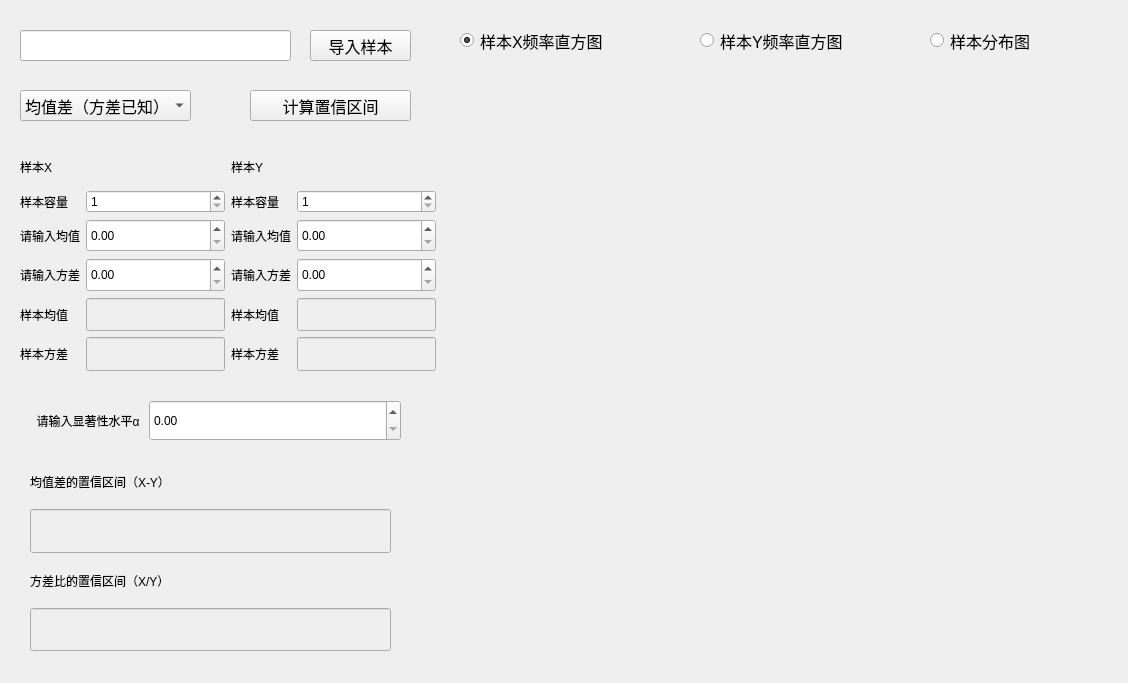
Above: files/double_confidence_interval.ui from chenxindaaa/MathematicalStatistics before the change. Below: the same form after it.
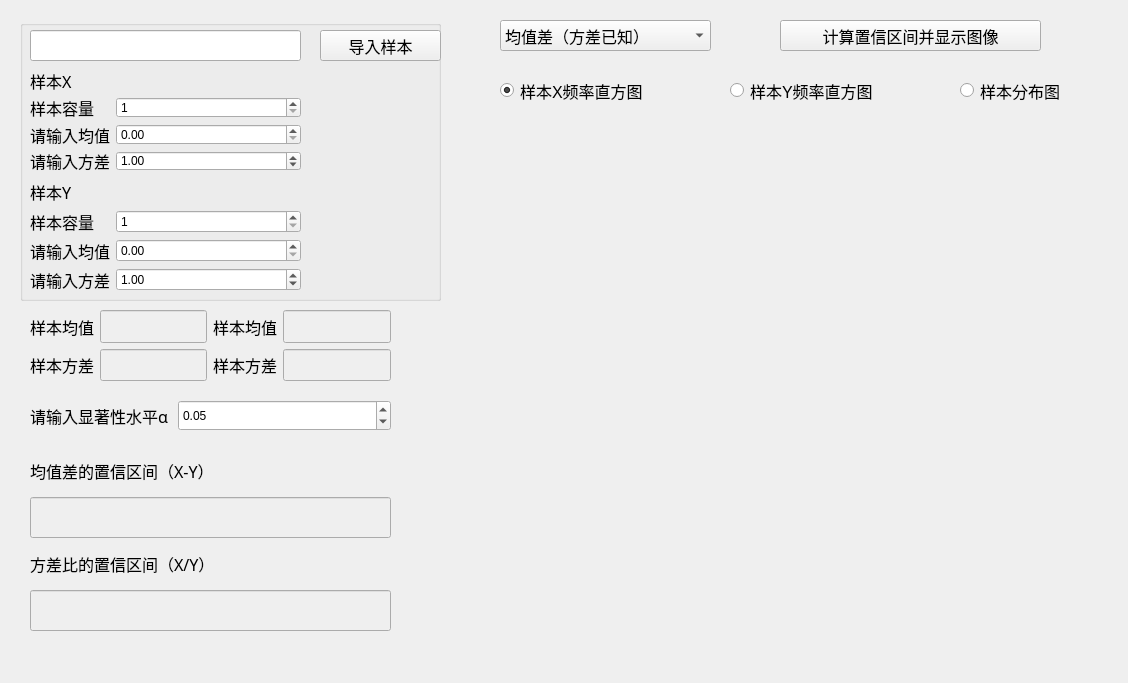
That is the form after the change. Custom widgets are drawn as their Qt base class.

What changed in the file:
```diff
--- a/files/double_confidence_interval.ui
+++ b/files/double_confidence_interval.ui
@@ -22,9 +22,9 @@
   <widget class="QPushButton" name="pushButton">
    <property name="geometry">
     <rect>
-     <x>250</x>
-     <y>90</y>
-     <width>161</width>
+     <x>780</x>
+     <y>20</y>
+     <width>261</width>
      <height>31</height>
     </rect>
    </property>
@@ -34,16 +34,16 @@
     </font>
    </property>
    <property name="text">
-    <string>计算置信区间</string>
+    <string>计算置信区间并显示图像</string>
    </property>
   </widget>
   <widget class="Plot" name="widget" native="true">
    <property name="geometry">
     <rect>
-     <x>450</x>
-     <y>100</y>
-     <width>641</width>
-     <height>551</height>
+     <x>440</x>
+     <y>130</y>
+     <width>651</width>
+     <height>521</height>
     </rect>
    </property>
   </widget>
@@ -52,15 +52,21 @@
     <rect>
      <x>30</x>
      <y>400</y>
-     <width>371</width>
-     <height>41</height>
+     <width>361</width>
+     <height>31</height>
     </rect>
    </property>
    <layout class="QHBoxLayout" name="horizontalLayout">
     <item>
      <widget class="QLabel" name="label">
+      <property name="font">
+       <font>
+        <family>Agency FB</family>
+        <pointsize>12</pointsize>
+       </font>
+      </property>
       <property name="text">
-       <string>  请输入显著性水平α </string>
+       <string>请输入显著性水平α </string>
       </property>
      </widget>
     </item>
@@ -78,6 +84,9 @@
       <property name="singleStep">
        <double>0.010000000000000</double>
       </property>
+      <property name="value">
+       <double>0.050000000000000</double>
+      </property>
      </widget>
     </item>
    </layout>
@@ -86,9 +95,9 @@
    <property name="geometry">
     <rect>
      <x>30</x>
-     <y>460</y>
+     <y>450</y>
      <width>361</width>
-     <height>191</height>
+     <height>181</height>
     </rect>
    </property>
    <layout class="QVBoxLayout" name="verticalLayout">
@@ -100,6 +109,12 @@
         <verstretch>0</verstretch>
        </sizepolicy>
       </property>
+      <property name="font">
+       <font>
+        <family>Agency FB</family>
+        <pointsize>12</pointsize>
+       </font>
+      </property>
       <property name="text">
        <string>均值差的置信区间（X-Y）</string>
       </property>
@@ -129,6 +144,12 @@
         <verstretch>0</verstretch>
        </sizepolicy>
       </property>
+      <property name="font">
+       <font>
+        <family>Agency FB</family>
+        <pointsize>12</pointsize>
+       </font>
+      </property>
       <property name="text">
        <string>方差比的置信区间（X/Y）</string>
       </property>
@@ -152,29 +173,11 @@
     </item>
    </layout>
   </widget>
-  <widget class="QPushButton" name="pushButton_7">
-   <property name="geometry">
-    <rect>
-     <x>310</x>
-     <y>30</y>
-     <width>101</width>
-     <height>31</height>
-    </rect>
-   </property>
-   <property name="font">
-    <font>
-     <pointsize>12</pointsize>
-    </font>
-   </property>
-   <property name="text">
-    <string>导入样本</string>
-   </property>
-  </widget>
   <widget class="QRadioButton" name="radioButton">
    <property name="geometry">
     <rect>
-     <x>460</x>
-     <y>30</y>
+     <x>500</x>
+     <y>80</y>
      <width>201</width>
      <height>21</height>
     </rect>
@@ -191,21 +194,11 @@
     <bool>true</bool>
    </property>
   </widget>
-  <widget class="QLineEdit" name="lineEdit">
-   <property name="geometry">
-    <rect>
-     <x>20</x>
-     <y>30</y>
-     <width>271</width>
-     <height>31</height>
-    </rect>
-   </property>
-  </widget>
   <widget class="QRadioButton" name="radioButton_3">
    <property name="geometry">
     <rect>
-     <x>930</x>
-     <y>30</y>
+     <x>960</x>
+     <y>80</y>
      <width>161</width>
      <height>21</height>
     </rect>
@@ -222,8 +215,8 @@
   <widget class="QRadioButton" name="radioButton_5">
    <property name="geometry">
     <rect>
-     <x>700</x>
-     <y>30</y>
+     <x>730</x>
+     <y>80</y>
      <width>201</width>
      <height>21</height>
     </rect>
@@ -237,258 +230,12 @@
     <string>样本Y频率直方图</string>
    </property>
   </widget>
-  <widget class="QWidget" name="layoutWidget">
-   <property name="geometry">
-    <rect>
-     <x>20</x>
-     <y>150</y>
-     <width>416</width>
-     <height>221</height>
-    </rect>
-   </property>
-   <layout class="QGridLayout" name="gridLayout">
-    <item row="0" column="0">
-     <layout class="QGridLayout" name="gridLayout_2">
-      <item row="3" column="0">
-       <widget class="QLabel" name="label_5">
-        <property name="text">
-         <string>请输入方差</string>
-        </property>
-       </widget>
-      </item>
-      <item row="4" column="0">
-       <widget class="QLabel" name="label_12">
-        <property name="text">
-         <string>样本均值</string>
-        </property>
-       </widget>
-      </item>
-      <item row="4" column="2">
-       <widget class="QLineEdit" name="lineEdit_3">
-        <property name="enabled">
-         <bool>false</bool>
-        </property>
-        <property name="sizePolicy">
-         <sizepolicy hsizetype="Expanding" vsizetype="Expanding">
-          <horstretch>0</horstretch>
-          <verstretch>0</verstretch>
-         </sizepolicy>
-        </property>
-       </widget>
-      </item>
-      <item row="0" column="0">
-       <widget class="QLabel" name="label_2">
-        <property name="sizePolicy">
-         <sizepolicy hsizetype="Preferred" vsizetype="Expanding">
-          <horstretch>0</horstretch>
-          <verstretch>0</verstretch>
-         </sizepolicy>
-        </property>
-        <property name="text">
-         <string>样本X</string>
-        </property>
-       </widget>
-      </item>
-      <item row="3" column="2">
-       <widget class="QDoubleSpinBox" name="doubleSpinBox_3">
-        <property name="sizePolicy">
-         <sizepolicy hsizetype="Minimum" vsizetype="Expanding">
-          <horstretch>0</horstretch>
-          <verstretch>0</verstretch>
-         </sizepolicy>
-        </property>
-        <property name="maximum">
-         <double>99999999999999991433150857216.000000000000000</double>
-        </property>
-       </widget>
-      </item>
-      <item row="2" column="0">
-       <widget class="QLabel" name="label_4">
-        <property name="text">
-         <string>请输入均值</string>
-        </property>
-       </widget>
-      </item>
-      <item row="5" column="0">
-       <widget class="QLabel" name="label_13">
-        <property name="text">
-         <string>样本方差</string>
-        </property>
-       </widget>
-      </item>
-      <item row="5" column="2">
-       <widget class="QLineEdit" name="lineEdit_4">
-        <property name="enabled">
-         <bool>false</bool>
-        </property>
-        <property name="sizePolicy">
-         <sizepolicy hsizetype="Expanding" vsizetype="Expanding">
-          <horstretch>0</horstretch>
-          <verstretch>0</verstretch>
-         </sizepolicy>
-        </property>
-       </widget>
-      </item>
-      <item row="2" column="2">
-       <widget class="QDoubleSpinBox" name="doubleSpinBox_2">
-        <property name="sizePolicy">
-         <sizepolicy hsizetype="Minimum" vsizetype="Expanding">
-          <horstretch>0</horstretch>
-          <verstretch>0</verstretch>
-         </sizepolicy>
-        </property>
-        <property name="maximum">
-         <double>99999999999999991433150857216.000000000000000</double>
-        </property>
-       </widget>
-      </item>
-      <item row="1" column="0">
-       <widget class="QLabel" name="label_6">
-        <property name="text">
-         <string>样本容量</string>
-        </property>
-       </widget>
-      </item>
-      <item row="1" column="2">
-       <widget class="QSpinBox" name="spinBox">
-        <property name="minimum">
-         <number>1</number>
-        </property>
-        <property name="maximum">
-         <number>999999999</number>
-        </property>
-       </widget>
-      </item>
-     </layout>
-    </item>
-    <item row="0" column="1">
-     <layout class="QGridLayout" name="gridLayout_5">
-      <property name="topMargin">
-       <number>0</number>
-      </property>
-      <property name="bottomMargin">
-       <number>0</number>
-      </property>
-      <item row="0" column="0">
-       <widget class="QLabel" name="label_8">
-        <property name="sizePolicy">
-         <sizepolicy hsizetype="Preferred" vsizetype="Expanding">
-          <horstretch>0</horstretch>
-          <verstretch>0</verstretch>
-         </sizepolicy>
-        </property>
-        <property name="text">
-         <string>样本Y</string>
-        </property>
-       </widget>
-      </item>
-      <item row="4" column="0">
-       <widget class="QLabel" name="label_14">
-        <property name="text">
-         <string>样本均值</string>
-        </property>
-       </widget>
-      </item>
-      <item row="4" column="1">
-       <widget class="QLineEdit" name="lineEdit_5">
-        <property name="enabled">
-         <bool>false</bool>
-        </property>
-        <property name="sizePolicy">
-         <sizepolicy hsizetype="Expanding" vsizetype="Expanding">
-          <horstretch>0</horstretch>
-          <verstretch>0</verstretch>
-         </sizepolicy>
-        </property>
-       </widget>
-      </item>
-      <item row="3" column="1">
-       <widget class="QDoubleSpinBox" name="doubleSpinBox_5">
-        <property name="sizePolicy">
-         <sizepolicy hsizetype="Minimum" vsizetype="Expanding">
-          <horstretch>0</horstretch>
-          <verstretch>0</verstretch>
-         </sizepolicy>
-        </property>
-        <property name="maximum">
-         <double>99999999999999991433150857216.000000000000000</double>
-        </property>
-       </widget>
-      </item>
-      <item row="3" column="0">
-       <widget class="QLabel" name="label_9">
-        <property name="text">
-         <string>请输入方差</string>
-        </property>
-       </widget>
-      </item>
-      <item row="5" column="0">
-       <widget class="QLabel" name="label_15">
-        <property name="text">
-         <string>样本方差</string>
-        </property>
-       </widget>
-      </item>
-      <item row="2" column="1">
-       <widget class="QDoubleSpinBox" name="doubleSpinBox_4">
-        <property name="sizePolicy">
-         <sizepolicy hsizetype="Minimum" vsizetype="Expanding">
-          <horstretch>0</horstretch>
-          <verstretch>0</verstretch>
-         </sizepolicy>
-        </property>
-        <property name="maximum">
-         <double>99999999999999991433150857216.000000000000000</double>
-        </property>
-       </widget>
-      </item>
-      <item row="5" column="1">
-       <widget class="QLineEdit" name="lineEdit_6">
-        <property name="enabled">
-         <bool>false</bool>
-        </property>
-        <property name="sizePolicy">
-         <sizepolicy hsizetype="Expanding" vsizetype="Expanding">
-          <horstretch>0</horstretch>
-          <verstretch>0</verstretch>
-         </sizepolicy>
-        </property>
-       </widget>
-      </item>
-      <item row="1" column="1">
-       <widget class="QSpinBox" name="spinBox_2">
-        <property name="minimum">
-         <number>1</number>
-        </property>
-        <property name="maximum">
-         <number>999999999</number>
-        </property>
-       </widget>
-      </item>
-      <item row="1" column="0">
-       <widget class="QLabel" name="label_11">
-        <property name="text">
-         <string>样本容量</string>
-        </property>
-       </widget>
-      </item>
-      <item row="2" column="0">
-       <widget class="QLabel" name="label_3">
-        <property name="text">
-         <string>请输入均值</string>
-        </property>
-       </widget>
-      </item>
-     </layout>
-    </item>
-   </layout>
-  </widget>
   <widget class="QComboBox" name="comboBox">
    <property name="geometry">
     <rect>
-     <x>20</x>
-     <y>90</y>
-     <width>171</width>
+     <x>500</x>
+     <y>20</y>
+     <width>211</width>
      <height>31</height>
     </rect>
    </property>
@@ -529,6 +276,405 @@
     </property>
    </item>
   </widget>
+  <widget class="QWidget" name="layoutWidget">
+   <property name="geometry">
+    <rect>
+     <x>30</x>
+     <y>310</y>
+     <width>361</width>
+     <height>71</height>
+    </rect>
+   </property>
+   <layout class="QGridLayout" name="gridLayout_2">
+    <item row="0" column="0">
+     <widget class="QLabel" name="label_12">
+      <property name="font">
+       <font>
+        <family>Agency FB</family>
+        <pointsize>12</pointsize>
+       </font>
+      </property>
+      <property name="text">
+       <string>样本均值</string>
+      </property>
+     </widget>
+    </item>
+    <item row="0" column="1">
+     <widget class="QLineEdit" name="lineEdit_3">
+      <property name="enabled">
+       <bool>false</bool>
+      </property>
+      <property name="sizePolicy">
+       <sizepolicy hsizetype="Expanding" vsizetype="Expanding">
+        <horstretch>0</horstretch>
+        <verstretch>0</verstretch>
+       </sizepolicy>
+      </property>
+     </widget>
+    </item>
+    <item row="0" column="2">
+     <widget class="QLabel" name="label_14">
+      <property name="font">
+       <font>
+        <family>Agency FB</family>
+        <pointsize>12</pointsize>
+       </font>
+      </property>
+      <property name="text">
+       <string>样本均值</string>
+      </property>
+     </widget>
+    </item>
+    <item row="0" column="3">
+     <widget class="QLineEdit" name="lineEdit_5">
+      <property name="enabled">
+       <bool>false</bool>
+      </property>
+      <property name="sizePolicy">
+       <sizepolicy hsizetype="Expanding" vsizetype="Expanding">
+        <horstretch>0</horstretch>
+        <verstretch>0</verstretch>
+       </sizepolicy>
+      </property>
+     </widget>
+    </item>
+    <item row="1" column="0">
+     <widget class="QLabel" name="label_13">
+      <property name="font">
+       <font>
+        <family>Agency FB</family>
+        <pointsize>12</pointsize>
+       </font>
+      </property>
+      <property name="text">
+       <string>样本方差</string>
+      </property>
+     </widget>
+    </item>
+    <item row="1" column="1">
+     <widget class="QLineEdit" name="lineEdit_4">
+      <property name="enabled">
+       <bool>false</bool>
+      </property>
+      <property name="sizePolicy">
+       <sizepolicy hsizetype="Expanding" vsizetype="Expanding">
+        <horstretch>0</horstretch>
+        <verstretch>0</verstretch>
+       </sizepolicy>
+      </property>
+     </widget>
+    </item>
+    <item row="1" column="2">
+     <widget class="QLabel" name="label_15">
+      <property name="font">
+       <font>
+        <family>Agency FB</family>
+        <pointsize>12</pointsize>
+       </font>
+      </property>
+      <property name="text">
+       <string>样本方差</string>
+      </property>
+     </widget>
+    </item>
+    <item row="1" column="3">
+     <widget class="QLineEdit" name="lineEdit_6">
+      <property name="enabled">
+       <bool>false</bool>
+      </property>
+      <property name="sizePolicy">
+       <sizepolicy hsizetype="Expanding" vsizetype="Expanding">
+        <horstretch>0</horstretch>
+        <verstretch>0</verstretch>
+       </sizepolicy>
+      </property>
+     </widget>
+    </item>
+   </layout>
+  </widget>
+  <widget class="QGroupBox" name="groupBox">
+   <property name="geometry">
+    <rect>
+     <x>20</x>
+     <y>20</y>
+     <width>421</width>
+     <height>281</height>
+    </rect>
+   </property>
+   <property name="title">
+    <string/>
+   </property>
+   <widget class="QWidget" name="">
+    <property name="geometry">
+     <rect>
+      <x>10</x>
+      <y>50</y>
+      <width>271</width>
+      <height>101</height>
+     </rect>
+    </property>
+    <layout class="QGridLayout" name="gridLayout_3">
+     <item row="0" column="0">
+      <widget class="QLabel" name="label_2">
+       <property name="sizePolicy">
+        <sizepolicy hsizetype="Preferred" vsizetype="Expanding">
+         <horstretch>0</horstretch>
+         <verstretch>0</verstretch>
+        </sizepolicy>
+       </property>
+       <property name="font">
+        <font>
+         <family>Agency FB</family>
+         <pointsize>12</pointsize>
+        </font>
+       </property>
+       <property name="text">
+        <string>样本X</string>
+       </property>
+      </widget>
+     </item>
+     <item row="1" column="0">
+      <widget class="QLabel" name="label_6">
+       <property name="font">
+        <font>
+         <family>Agency FB</family>
+         <pointsize>12</pointsize>
+        </font>
+       </property>
+       <property name="text">
+        <string>样本容量</string>
+       </property>
+      </widget>
+     </item>
+     <item row="1" column="1">
+      <widget class="QSpinBox" name="spinBox">
+       <property name="sizePolicy">
+        <sizepolicy hsizetype="Expanding" vsizetype="Expanding">
+         <horstretch>0</horstretch>
+         <verstretch>0</verstretch>
+        </sizepolicy>
+       </property>
+       <property name="minimum">
+        <number>1</number>
+       </property>
+       <property name="maximum">
+        <number>999999999</number>
+       </property>
+      </widget>
+     </item>
+     <item row="2" column="0">
+      <widget class="QLabel" name="label_4">
+       <property name="font">
+        <font>
+         <family>Agency FB</family>
+         <pointsize>12</pointsize>
+        </font>
+       </property>
+       <property name="text">
+        <string>请输入均值</string>
+       </property>
+      </widget>
+     </item>
+     <item row="2" column="1">
+      <widget class="QDoubleSpinBox" name="doubleSpinBox_2">
+       <property name="sizePolicy">
+        <sizepolicy hsizetype="Expanding" vsizetype="Expanding">
+         <horstretch>0</horstretch>
+         <verstretch>0</verstretch>
+        </sizepolicy>
+       </property>
+       <property name="maximum">
+        <double>99999999999999991433150857216.000000000000000</double>
+       </property>
+      </widget>
+     </item>
+     <item row="3" column="0">
+      <widget class="QLabel" name="label_5">
+       <property name="font">
+        <font>
+         <family>Agency FB</family>
+         <pointsize>12</pointsize>
+        </font>
+       </property>
+       <property name="text">
+        <string>请输入方差</string>
+       </property>
+      </widget>
+     </item>
+     <item row="3" column="1">
+      <widget class="QDoubleSpinBox" name="doubleSpinBox_3">
+       <property name="sizePolicy">
+        <sizepolicy hsizetype="Expanding" vsizetype="Expanding">
+         <horstretch>0</horstretch>
+         <verstretch>0</verstretch>
+        </sizepolicy>
+       </property>
+       <property name="maximum">
+        <double>99999999999999991433150857216.000000000000000</double>
+       </property>
+       <property name="value">
+        <double>1.000000000000000</double>
+       </property>
+      </widget>
+     </item>
+    </layout>
+   </widget>
+   <widget class="QWidget" name="">
+    <property name="geometry">
+     <rect>
+      <x>10</x>
+      <y>160</y>
+      <width>271</width>
+      <height>111</height>
+     </rect>
+    </property>
+    <layout class="QGridLayout" name="gridLayout">
+     <item row="0" column="0">
+      <widget class="QLabel" name="label_8">
+       <property name="sizePolicy">
+        <sizepolicy hsizetype="Preferred" vsizetype="Expanding">
+         <horstretch>0</horstretch>
+         <verstretch>0</verstretch>
+        </sizepolicy>
+       </property>
+       <property name="font">
+        <font>
+         <family>Agency FB</family>
+         <pointsize>12</pointsize>
+        </font>
+       </property>
+       <property name="text">
+        <string>样本Y</string>
+       </property>
+      </widget>
+     </item>
+     <item row="1" column="0">
+      <widget class="QLabel" name="label_11">
+       <property name="font">
+        <font>
+         <family>Agency FB</family>
+         <pointsize>12</pointsize>
+        </font>
+       </property>
+       <property name="text">
+        <string>样本容量</string>
+       </property>
+      </widget>
+     </item>
+     <item row="1" column="1">
+      <widget class="QSpinBox" name="spinBox_2">
+       <property name="sizePolicy">
+        <sizepolicy hsizetype="Expanding" vsizetype="Expanding">
+         <horstretch>0</horstretch>
+         <verstretch>0</verstretch>
+        </sizepolicy>
+       </property>
+       <property name="minimum">
+        <number>1</number>
+       </property>
+       <property name="maximum">
+        <number>999999999</number>
+       </property>
+      </widget>
+     </item>
+     <item row="2" column="0">
+      <widget class="QLabel" name="label_3">
+       <property name="font">
+        <font>
+         <family>Agency FB</family>
+         <pointsize>12</pointsize>
+        </font>
+       </property>
+       <property name="text">
+        <string>请输入均值</string>
+       </property>
+      </widget>
+     </item>
+     <item row="2" column="1">
+      <widget class="QDoubleSpinBox" name="doubleSpinBox_4">
+       <property name="sizePolicy">
+        <sizepolicy hsizetype="Expanding" vsizetype="Expanding">
+         <horstretch>0</horstretch>
+         <verstretch>0</verstretch>
+        </sizepolicy>
+       </property>
+       <property name="maximum">
+        <double>99999999999999991433150857216.000000000000000</double>
+       </property>
+      </widget>
+     </item>
+     <item row="3" column="0">
+      <widget class="QLabel" name="label_9">
+       <property name="font">
+        <font>
+         <family>Agency FB</family>
+         <pointsize>12</pointsize>
+        </font>
+       </property>
+       <property name="text">
+        <string>请输入方差</string>
+       </property>
+      </widget>
+     </item>
+     <item row="3" column="1">
+      <widget class="QDoubleSpinBox" name="doubleSpinBox_5">
+       <property name="sizePolicy">
+        <sizepolicy hsizetype="Expanding" vsizetype="Expanding">
+         <horstretch>0</horstretch>
+         <verstretch>0</verstretch>
+        </sizepolicy>
+       </property>
+       <property name="maximum">
+        <double>99999999999999991433150857216.000000000000000</double>
+       </property>
+       <property name="value">
+        <double>1.000000000000000</double>
+       </property>
+      </widget>
+     </item>
+    </layout>
+   </widget>
+   <widget class="QLineEdit" name="lineEdit">
+    <property name="geometry">
+     <rect>
+      <x>10</x>
+      <y>10</y>
+      <width>271</width>
+      <height>31</height>
+     </rect>
+    </property>
+    <property name="sizePolicy">
+     <sizepolicy hsizetype="Expanding" vsizetype="Expanding">
+      <horstretch>0</horstretch>
+      <verstretch>0</verstretch>
+     </sizepolicy>
+    </property>
+   </widget>
+   <widget class="QPushButton" name="pushButton_7">
+    <property name="geometry">
+     <rect>
+      <x>300</x>
+      <y>10</y>
+      <width>121</width>
+      <height>31</height>
+     </rect>
+    </property>
+    <property name="sizePolicy">
+     <sizepolicy hsizetype="Minimum" vsizetype="Expanding">
+      <horstretch>0</horstretch>
+      <verstretch>0</verstretch>
+     </sizepolicy>
+    </property>
+    <property name="font">
+     <font>
+      <pointsize>12</pointsize>
+     </font>
+    </property>
+    <property name="text">
+     <string>导入样本</string>
+    </property>
+   </widget>
+  </widget>
  </widget>
  <customwidgets>
   <customwidget>
```
